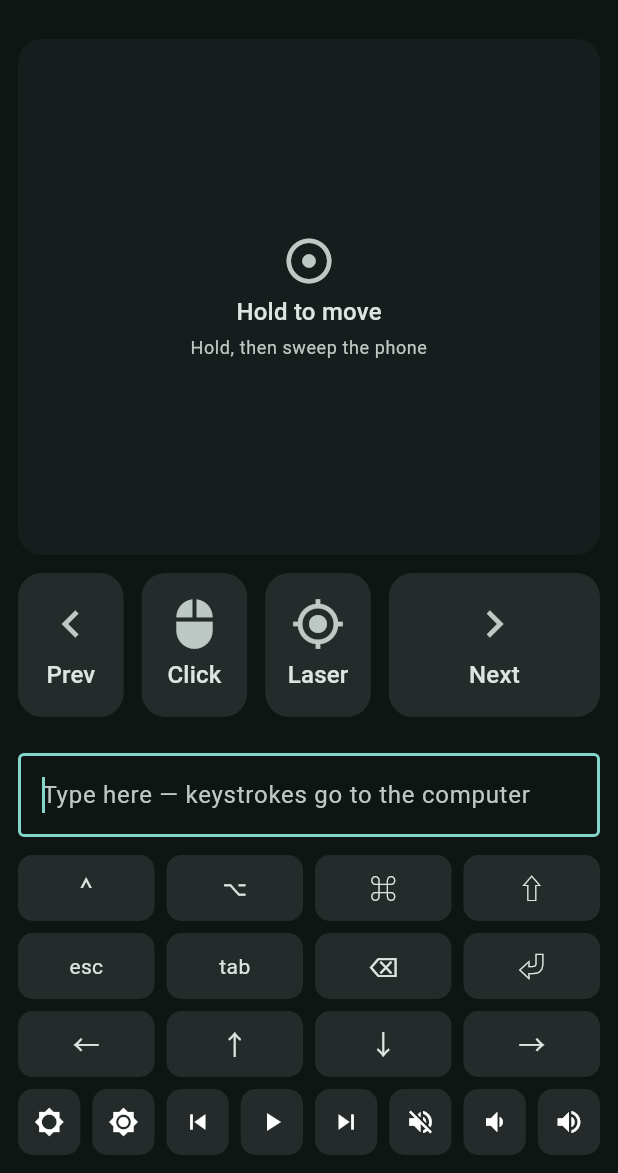
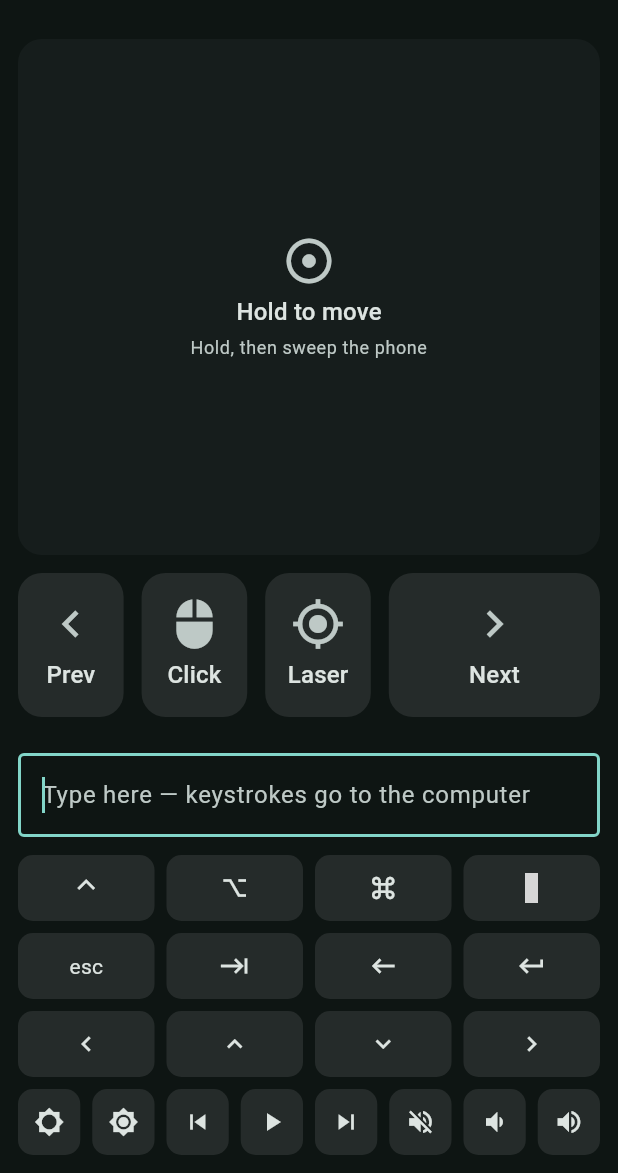
Before and after one commit to nahcaru/solstein, a Flutter app: the ControlScreen screen opened directly with empty values, after a tap on the "ads click" icon, after a tap on the "keyboard" icon, on a phone screen of 412 x 824 dp, the part 63-1236 px from its top. Run offline on Flutter 3.47's test engine with Material 3 defaults, Android fonts, the phone set to English and light mode, and no system bars; our stand-ins replace material_symbols_icons, sensors_plus, shared_preferences, vibration; accounts and stored records are empty; grey boxes are pictures that could not be loaded.

Commit message:
feat: dedicated icons for keyboard modifier and navigation keys
Ctrl/Option/Command use Flutter's built-in keyboard-key icons; Shift
uses material_symbols_icons (no Shift icon exists in Flutter's bundled
Material Icons font, only in the newer Material Symbols set). Tab,
Backspace, Enter and the arrow keys get their built-in icons too.

"Win", "Alt" and "esc" stay as text: no Windows-logo or Super icon
exists, and Alt reads clearer as text than as a generic icon even
though one exists.

Icon keys get a tooltip naming them (a bare glyph doesn't self-explain
the way "Alt" does) and tint to the same active/inactive color the text
labels already used. Modifier and nav-row keys get stable ValueKeys so
tests don't depend on which representation (icon or text) a key uses;
two of main's tests that located ⌘ and ⌫ by their old text labels are
updated to use the keys instead.

Co-Authored-By: Claude Sonnet 5 <noreply@anthropic.com>
Claude-Session: https://claude.ai/code/session_01VCJDtuL6wjQwaBeh2vWRZo

```diff
--- a/app/analysis_options.yaml
+++ b/app/analysis_options.yaml
@@ -7,6 +7,10 @@
 
 # The following line activates a set of recommended lints for Flutter apps,
 # packages, and plugins designed to encourage good coding practices.
+analyzer:
+  exclude:
+    - build/**
+    - android/**
 include: package:flutter_lints/flutter.yaml
 
 linter:
--- a/app/lib/ui/keyboard_screen.dart
+++ b/app/lib/ui/keyboard_screen.dart
@@ -1,4 +1,5 @@
 import 'package:flutter/material.dart';
+import 'package:material_symbols_icons/symbols.dart';
 
 import '../core/input_event.dart';
 import '../core/input_sink.dart';
@@ -28,32 +29,45 @@ class KeyboardScreen extends StatefulWidget {
   State<KeyboardScreen> createState() => _KeyboardScreenState();
 }
 
+/// A modifier key: either a dedicated icon (with a [tooltip] naming it, since
+/// the glyph alone can't) or a text [label], never both. [testKey] identifies
+/// the button in widget tests independent of which one it renders as.
 class _ModifierSpec {
-  const _ModifierSpec(this.label, this.bit);
+  const _ModifierSpec.icon(this.icon, this.tooltip, this.bit, this.testKey)
+      : label = null;
+  const _ModifierSpec.label(this.label, this.bit, this.testKey)
+      : icon = null,
+        tooltip = null;
 
-  final String label;
+  final String? label;
+  final IconData? icon;
+  final String? tooltip;
   final int bit;
+  final String testKey;
 }
 
-/// Modifier lineup per target OS: native order and naming.
+/// Modifier lineup per target OS: native order and naming. Every OS shows the
+/// same dedicated icon for Ctrl/Shift (they're the same key everywhere); ⌘/⌥
+/// get macOS's own icons. ⊞ Win, Super, and Alt stay text — no Windows-logo or
+/// Super icon exists, and "Alt" reads clearer as text than as a generic icon.
 const Map<TargetOs, List<_ModifierSpec>> _modifierRows = {
   TargetOs.macos: [
-    _ModifierSpec('⌃', Mod.lCtrl),
-    _ModifierSpec('⌥', Mod.lAlt),
-    _ModifierSpec('⌘', Mod.lGui),
-    _ModifierSpec('⇧', Mod.lShift),
+    _ModifierSpec.icon(Icons.keyboard_control_key, 'Control', Mod.lCtrl, 'mod-ctrl'),
+    _ModifierSpec.icon(Icons.keyboard_option_key, 'Option', Mod.lAlt, 'mod-alt'),
+    _ModifierSpec.icon(Icons.keyboard_command_key, 'Command', Mod.lGui, 'mod-gui'),
+    _ModifierSpec.icon(Symbols.shift, 'Shift', Mod.lShift, 'mod-shift'),
   ],
   TargetOs.windows: [
-    _ModifierSpec('Ctrl', Mod.lCtrl),
-    _ModifierSpec('⊞ Win', Mod.lGui),
-    _ModifierSpec('Alt', Mod.lAlt),
-    _ModifierSpec('Shift', Mod.lShift),
+    _ModifierSpec.icon(Icons.keyboard_control_key, 'Control', Mod.lCtrl, 'mod-ctrl'),
+    _ModifierSpec.label('⊞ Win', Mod.lGui, 'mod-gui'),
+    _ModifierSpec.label('Alt', Mod.lAlt, 'mod-alt'),
+    _ModifierSpec.icon(Symbols.shift, 'Shift', Mod.lShift, 'mod-shift'),
   ],
   TargetOs.linux: [
-    _ModifierSpec('Ctrl', Mod.lCtrl),
-    _ModifierSpec('Super', Mod.lGui),
-    _ModifierSpec('Alt', Mod.lAlt),
-    _ModifierSpec('Shift', Mod.lShift),
+    _ModifierSpec.icon(Icons.keyboard_control_key, 'Control', Mod.lCtrl, 'mod-ctrl'),
+    _ModifierSpec.label('Super', Mod.lGui, 'mod-gui'),
+    _ModifierSpec.label('Alt', Mod.lAlt, 'mod-alt'),
+    _ModifierSpec.icon(Symbols.shift, 'Shift', Mod.lShift, 'mod-shift'),
   ],
 };
 
@@ -214,24 +228,66 @@ class _KeyboardScreenState extends State<KeyboardScreen> {
         _keyRow([
           for (final spec in modifiers)
             _Key(
+              key: ValueKey(spec.testKey),
               label: spec.label,
+              icon: spec.icon,
+              tooltip: spec.tooltip,
               active: _heldModifiers & spec.bit != 0,
               onTap: () => _toggleModifier(spec.bit),
             ),
         ]),
         const SizedBox(height: 8),
         _keyRow([
-          _Key(label: 'esc', onTap: () => _sendStroke(Usage.escape, Mod.none)),
-          _Key(label: 'tab', onTap: () => _sendStroke(Usage.tab, Mod.none)),
-          _Key(label: '⌫', onTap: () => _sendStroke(Usage.backspace, Mod.none)),
-          _Key(label: '⏎', onTap: () => _sendStroke(Usage.enter, Mod.none)),
+          _Key(
+            key: const ValueKey('nav-esc'),
+            label: 'esc',
+            onTap: () => _sendStroke(Usage.escape, Mod.none),
+          ),
+          _Key(
+            key: const ValueKey('nav-tab'),
+            icon: Icons.keyboard_tab,
+            tooltip: 'Tab',
+            onTap: () => _sendStroke(Usage.tab, Mod.none),
+          ),
+          _Key(
+            key: const ValueKey('nav-backspace'),
+            icon: Icons.keyboard_backspace,
+            tooltip: 'Backspace',
+            onTap: () => _sendStroke(Usage.backspace, Mod.none),
+          ),
+          _Key(
+            key: const ValueKey('nav-enter'),
+            icon: Icons.keyboard_return,
+            tooltip: 'Enter',
+            onTap: () => _sendStroke(Usage.enter, Mod.none),
+          ),
         ]),
         const SizedBox(height: 8),
         _keyRow([
-          _Key(label: '←', onTap: () => _sendStroke(Usage.arrowLeft, Mod.none)),
-          _Key(label: '↑', onTap: () => _sendStroke(Usage.arrowUp, Mod.none)),
-          _Key(label: '↓', onTap: () => _sendStroke(Usage.arrowDown, Mod.none)),
-          _Key(label: '→', onTap: () => _sendStroke(Usage.arrowRight, Mod.none)),
+          _Key(
+            key: const ValueKey('nav-left'),
+            icon: Icons.keyboard_arrow_left,
+            tooltip: 'Left',
+            onTap: () => _sendStroke(Usage.arrowLeft, Mod.none),
+          ),
+          _Key(
+            key: const ValueKey('nav-up'),
+            icon: Icons.keyboard_arrow_up,
+            tooltip: 'Up',
+            onTap: () => _sendStroke(Usage.arrowUp, Mod.none),
+          ),
+          _Key(
+            key: const ValueKey('nav-down'),
+            icon: Icons.keyboard_arrow_down,
+            tooltip: 'Down',
+            onTap: () => _sendStroke(Usage.arrowDown, Mod.none),
+          ),
+          _Key(
+            key: const ValueKey('nav-right'),
+            icon: Icons.keyboard_arrow_right,
+            tooltip: 'Right',
+            onTap: () => _sendStroke(Usage.arrowRight, Mod.none),
+          ),
         ]),
         if (widget.showImeKeys) ...[
           const SizedBox(height: 8),
@@ -282,20 +338,29 @@ class _KeyboardScreenState extends State<KeyboardScreen> {
 }
 
 /// The one key style used across modifier, navigation, and media rows.
-/// Modifiers pass [active] to render latched (filled) state.
+/// Modifiers pass [active] to render latched (filled) state. An icon key
+/// needs [tooltip] naming it — unlike a text label, the glyph alone doesn't.
 class _Key extends StatelessWidget {
-  const _Key({this.label, this.icon, required this.onTap, this.active = false})
-      : assert(label != null || icon != null);
+  const _Key({
+    super.key,
+    this.label,
+    this.icon,
+    this.tooltip,
+    required this.onTap,
+    this.active = false,
+  }) : assert(label != null || icon != null);
 
   final String? label;
   final IconData? icon;
+  final String? tooltip;
   final VoidCallback onTap;
   final bool active;
 
   @override
   Widget build(BuildContext context) {
     final scheme = Theme.of(context).colorScheme;
-    return SizedBox(
+    final fg = active ? scheme.onPrimaryContainer : scheme.onSurface;
+    final key = SizedBox(
       height: 44,
       child: Material(
         color: active ? scheme.primaryContainer : scheme.surfaceContainerHigh,
@@ -305,7 +370,7 @@ class _Key extends StatelessWidget {
           onTap: onTap,
           child: Center(
             child: icon != null
-                ? Icon(icon, size: 20)
+                ? Icon(icon, size: 20, color: fg)
                 : Text(
                     label!,
                     maxLines: 1,
@@ -314,14 +379,13 @@ class _Key extends StatelessWidget {
                       fontSize: label!.length > 2 ? 14 : 18,
                       fontWeight:
                           active ? FontWeight.w600 : FontWeight.w400,
-                      color: active
-                          ? scheme.onPrimaryContainer
-                          : scheme.onSurface,
+                      color: fg,
                     ),
                   ),
           ),
         ),
       ),
     );
+    return tooltip != null ? Tooltip(message: tooltip!, child: key) : key;
   }
 }
--- a/app/pubspec.yaml
+++ b/app/pubspec.yaml
@@ -37,6 +37,7 @@ dependencies:
   shared_preferences: ^2.3.0
   sensors_plus: ^7.1.0
   vibration: ^3.2.1
+  material_symbols_icons: ^4.2960.0
 
 dev_dependencies:
   flutter_test:
```
Also changed, not shown: app/pubspec.lock, 1 other file.
